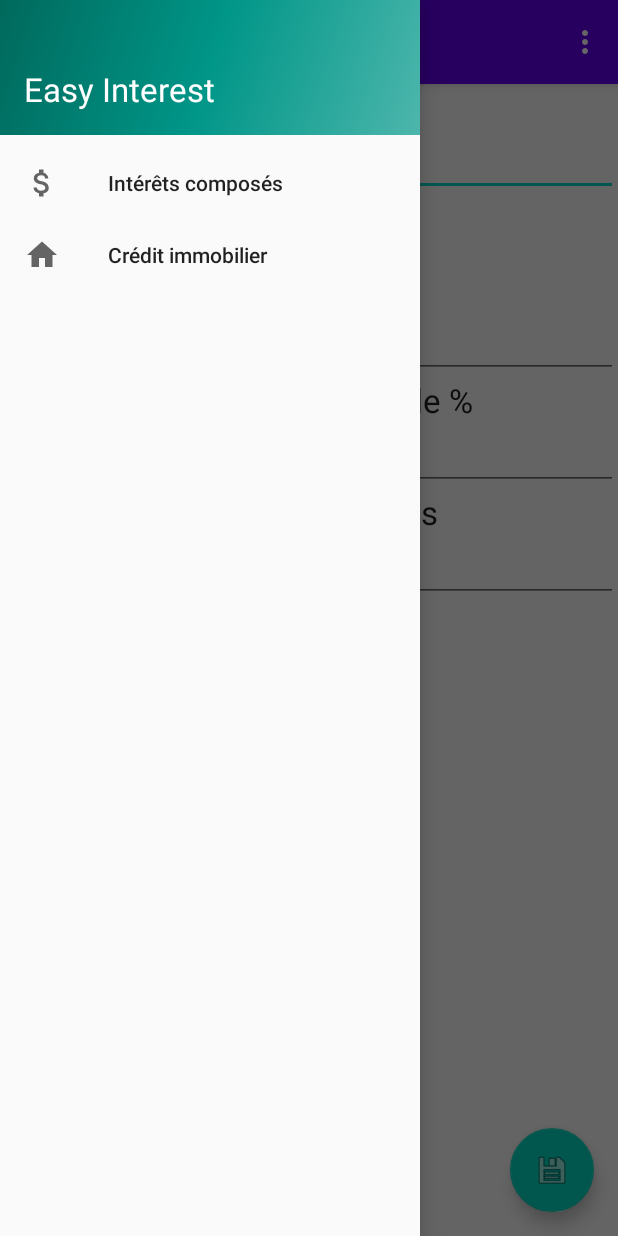
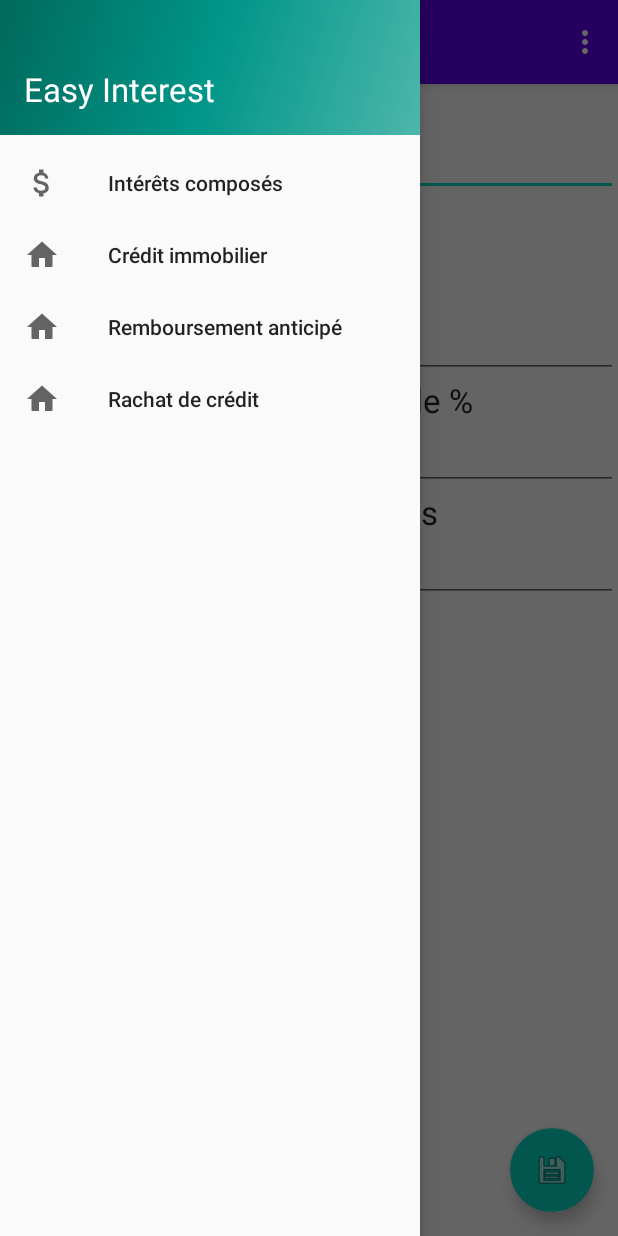
Before and after one commit to cromod/EasyInterest, an Android app: the screen it shows after launch (MainActivity), with the side drawer open, on a phone screen of 412 x 824 dp. Run offline under Robolectric (Android 15) with nearby library versions, the light colour scheme and no system bars.

Commit message:
Add menu items and loan duration function

```diff
--- a/app/src/main/java/fr/cromod/easyinterest/AbstractFragment.kt
+++ b/app/src/main/java/fr/cromod/easyinterest/AbstractFragment.kt
@@ -6,7 +6,6 @@ import android.text.Editable
 import android.text.TextWatcher
 import android.widget.EditText
 import androidx.fragment.app.Fragment
-import kotlin.text.Regex
 
 abstract class AbstractFragment : Fragment() {
 
@@ -19,8 +18,8 @@ abstract class AbstractFragment : Fragment() {
             val split = numberStr.split(".")
             val firstDigits = split[0].substring(0,split[0].length%3)
             var nextDigits = split[0].substring(split[0].length%3)
-            val afterDigits = if (split.size > 1) "." + split[1] else ""
-            return firstDigits + nextDigits.replace("([0-9]{3})".toRegex(), " $1") + afterDigits
+            val afterDecimal = if (split.size > 1) "." + split[1] else ""
+            return firstDigits + nextDigits.replace("([0-9]{3})".toRegex(), " $1") + afterDecimal
         }
     }
 
--- a/app/src/main/java/fr/cromod/easyinterest/MainActivity.kt
+++ b/app/src/main/java/fr/cromod/easyinterest/MainActivity.kt
@@ -16,13 +16,13 @@ import kotlinx.android.synthetic.main.content_main.*
 
 class MainActivity : AppCompatActivity(), NavigationView.OnNavigationItemSelectedListener {
 
-    private fun loadFragment(fragment: Fragment?, title: String)
+    private fun loadFragment(fragment: Fragment?, title: Int)
     {
         if (fragment == null) return
 
         if (!fragment.isVisible)
         {
-            setTitle(title)
+            setTitle(getString(title))
             supportFragmentManager.beginTransaction().replace(fragment_to_display.id, fragment).commit()
         }
     }
@@ -32,7 +32,7 @@ class MainActivity : AppCompatActivity(), NavigationView.OnNavigationItemSelecte
         super.onCreate(savedInstanceState)
 
         setContentView(R.layout.activity_main)
-        loadFragment(CompoundInterestFragment.newInstance(), getString(R.string.compound_interest))
+        loadFragment(CompoundInterestFragment.newInstance(), R.string.compound_interest)
 
         setSupportActionBar(toolbar)
 
@@ -76,8 +76,8 @@ class MainActivity : AppCompatActivity(), NavigationView.OnNavigationItemSelecte
 
     override fun onNavigationItemSelected(item: MenuItem): Boolean {
         when(item.itemId){
-            R.id.compound_interest -> loadFragment(CompoundInterestFragment.newInstance(), getString(R.string.compound_interest))
-            R.id.property_loan -> loadFragment(PropertyLoanFragment.newInstance(), getString(R.string.property_loan))
+            R.id.compound_interest -> loadFragment(CompoundInterestFragment.newInstance(), R.string.compound_interest)
+            R.id.property_loan -> loadFragment(PropertyLoanFragment.newInstance(), R.string.property_loan)
         }
         drawer_layout.closeDrawer(GravityCompat.START)
         return true
--- a/app/src/main/res/menu/activity_main_drawer.xml
+++ b/app/src/main/res/menu/activity_main_drawer.xml
@@ -13,5 +13,15 @@
             android:id="@+id/property_loan"
             android:icon="@drawable/ic_home"
             android:title="@string/property_loan" />
+
+        <item
+            android:id="@+id/loan_prepayment"
+            android:icon="@drawable/ic_home"
+            android:title="@string/loan_prepayment" />
+
+        <item
+            android:id="@+id/loan_repurchase"
+            android:icon="@drawable/ic_home"
+            android:title="@string/loan_repurchase" />
     </group>
 </menu>
--- a/app/src/main/res/values/strings.xml
+++ b/app/src/main/res/values/strings.xml
@@ -17,4 +17,6 @@
     <string name="monthly_payment">Mensualités</string>
     <string name="credit_cost">Coût du crédit</string>
     <string name="property_loan">Crédit immobilier</string>
+    <string name="loan_prepayment">Remboursement anticipé</string>
+    <string name="loan_repurchase">Rachat de crédit</string>
 </resources>
--- a/build.gradle
+++ b/build.gradle
@@ -8,7 +8,7 @@ buildscript {
 
     }
     dependencies {
-        classpath 'com.android.tools.build:gradle:3.6.3'
+        classpath 'com.android.tools.build:gradle:4.0.1'
         classpath "org.jetbrains.kotlin:kotlin-gradle-plugin:$kotlin_version"
 
         // NOTE: Do not place your application dependencies here; they belong
```
Also changed, not shown: app/src/main/java/fr/cromod/easyinterest/Calculator.kt (added, +51 -0 lines), app/src/main/java/fr/cromod/easyinterest/CompoundInterestFragment.kt (+5 -29 lines), app/src/main/java/fr/cromod/easyinterest/PropertyLoanFragment.kt (+13 -36 lines), gradle/wrapper/gradle-wrapper.properties.
